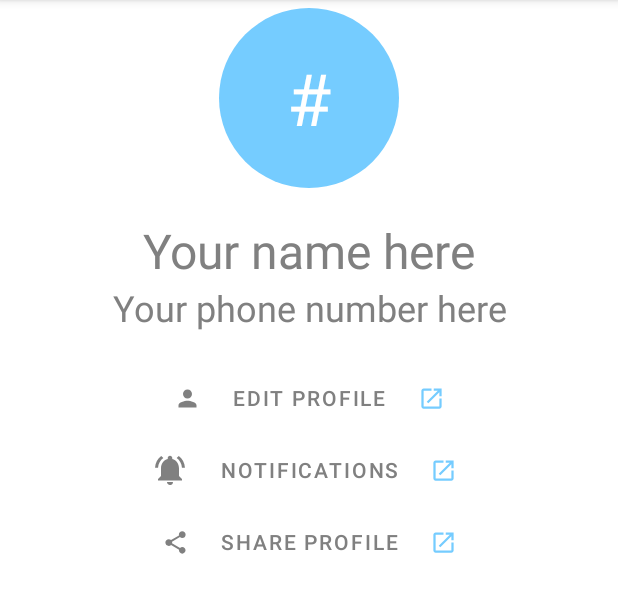
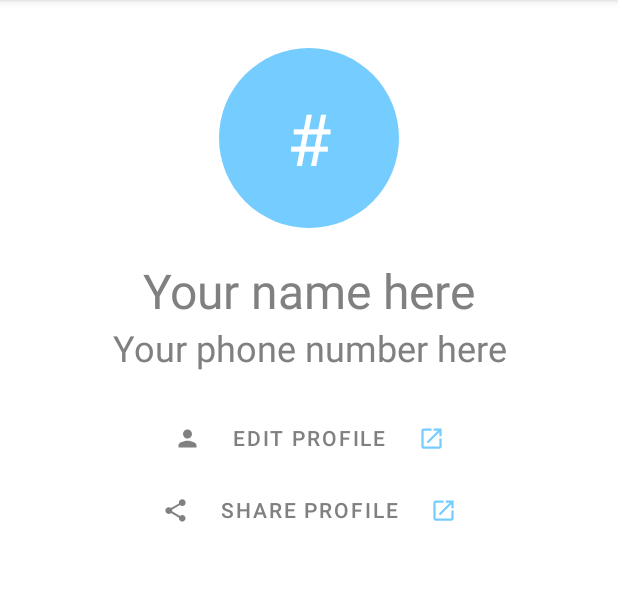
Before and after one commit to thanggianguyen/covid-self-report, an Android app: the fragment ProfileFragment shown on its own in the app's theme, on a phone screen of 412 x 824 dp, the part 84-697 px from its top. Run offline under Robolectric (Android 15) with nearby library versions, the phone set to English and light mode, and no system bars.

Commit message:
Finished First Draft of Profile Fragment

```diff
--- a/app/src/main/res/layout/fragment_profile.xml
+++ b/app/src/main/res/layout/fragment_profile.xml
@@ -10,16 +10,15 @@
         android:id="@+id/profilefragment_initials_textview"
         android:layout_width="wrap_content"
         android:layout_height="wrap_content"
-        android:layout_marginTop="5dp"
+        android:layout_marginTop="32dp"
         android:background="@drawable/textview_background_circle"
         android:gravity="center"
         android:text=""
+        android:textColor="@android:color/white"
         android:textSize="48sp"
-        android:textColor="@android:color/white"
-        app:layout_constraintTop_toTopOf="parent"
+        app:layout_constraintEnd_toEndOf="parent"
         app:layout_constraintStart_toStartOf="parent"
-        app:layout_constraintEnd_toEndOf="parent"
-        />
+        app:layout_constraintTop_toTopOf="parent" />
 
     <TextView
         android:id="@+id/profilefragment_name_textview"
@@ -83,50 +82,15 @@
         />
 
     <Button
-        android:id="@+id/profilefragment_notifications_button"
+        android:id="@+id/profilefragment_share_profile_button"
         android:layout_width="wrap_content"
         android:layout_height="wrap_content"
         android:background="@android:color/transparent"
-        android:text="@string/profile_notifications_button_text"
+        android:text="@string/profile_share_profile_button_text"
         android:textColor="#808080"
         app:layout_constraintEnd_toEndOf="parent"
         app:layout_constraintStart_toStartOf="parent"
         app:layout_constraintTop_toBottomOf="@+id/profilefragment_change_profile_button" />
-
-    <ImageView
-        android:id="@+id/profilefragment_notifications_imageview"
-        android:layout_width="wrap_content"
-        android:layout_height="wrap_content"
-        android:layout_marginEnd="5dp"
-        android:layout_marginRight="5dp"
-        app:layout_constraintTop_toTopOf="@+id/profilefragment_notifications_button"
-        app:layout_constraintEnd_toStartOf="@+id/profilefragment_notifications_button"
-        app:layout_constraintBottom_toBottomOf="@+id/profilefragment_notifications_button"
-        />
-
-    <ImageView
-        android:id="@+id/profilefragment_notifications_open_imageview"
-        android:layout_width="wrap_content"
-        android:layout_height="wrap_content"
-        android:layout_marginStart="5dp"
-        android:layout_marginLeft="5dp"
-        app:layout_constraintTop_toTopOf="@+id/profilefragment_notifications_button"
-        app:layout_constraintStart_toEndOf="@+id/profilefragment_notifications_button"
-        app:layout_constraintBottom_toBottomOf="@+id/profilefragment_notifications_button"
-        />
-
-    <Button
-        android:id="@+id/profilefragment_share_profile_button"
-        android:layout_width="wrap_content"
-        android:layout_height="wrap_content"
-        android:layout_marginTop="0dp"
-        android:background="@android:color/transparent"
-        android:text="@string/profile_share_profile_button_text"
-        android:textColor="#808080"
-        app:layout_constraintTop_toBottomOf="@+id/profilefragment_notifications_button"
-        app:layout_constraintStart_toStartOf="parent"
-        app:layout_constraintEnd_toEndOf="parent"
-        />
 
     <ImageView
         android:id="@+id/profilefragment_share_profile_imageview"
```
Also changed, not shown: app/src/main/java/com/example/datingconsent/ui/profile/ProfileFragment.java (+41 -17 lines).
